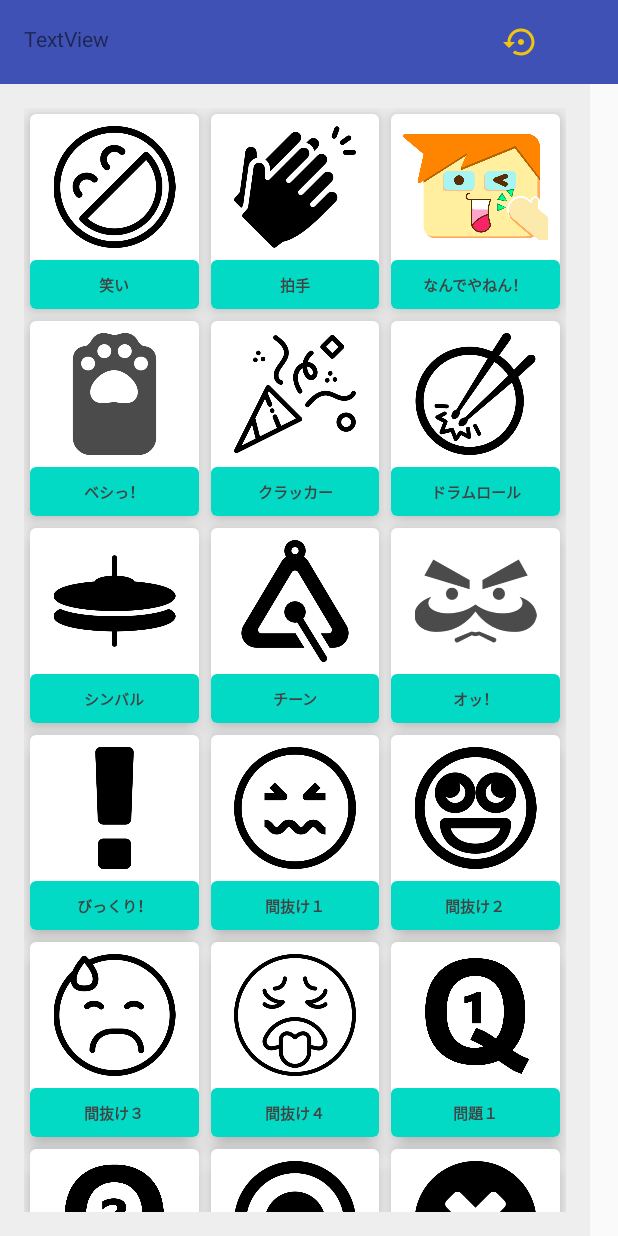
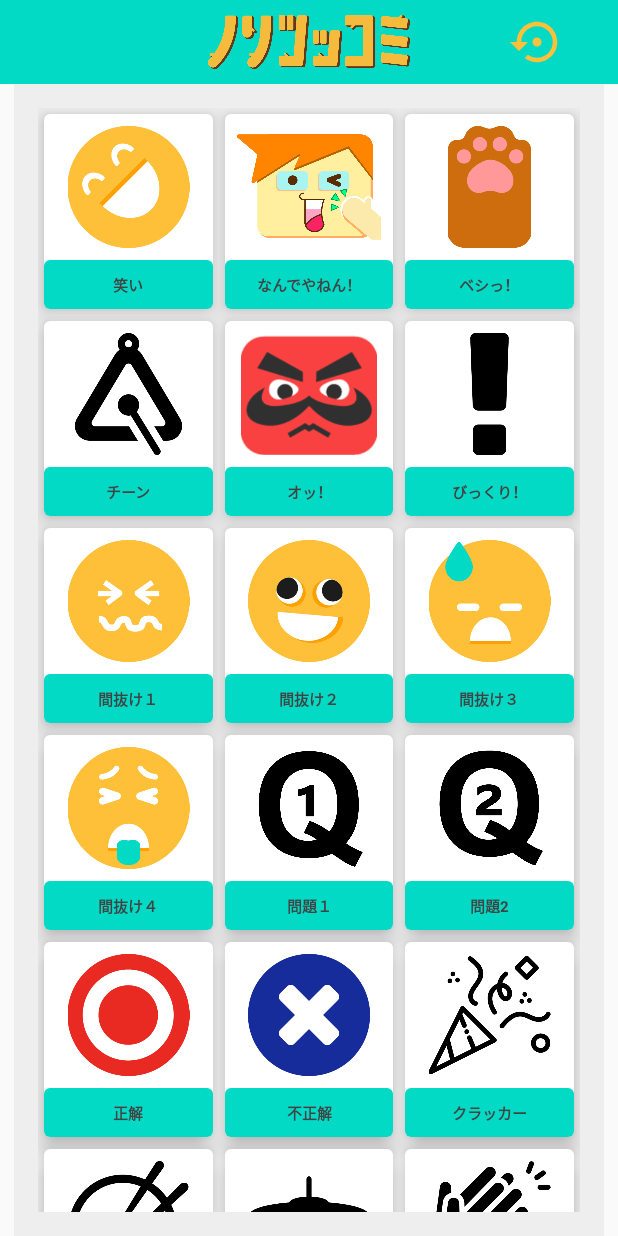
Before and after one commit to SusaHitomi/Noritukkomi, an Android app: the screen it shows after launch (MainActivity), on a phone screen of 412 x 824 dp. Run offline under Robolectric (Android 15) with nearby library versions, the phone set to English and light mode, and no system bars.

Commit message:
アイコンのデザイン追加

```diff
--- a/app/src/main/java/com/kayosystem/honki/chapter02/d1/Sound.java
+++ b/app/src/main/java/com/kayosystem/honki/chapter02/d1/Sound.java
@@ -6,16 +6,11 @@ import android.media.SoundPool;
 
 public enum Sound {    // enumは決まった組み合わせをそのままセットにするもの
     Laugh("笑い", R.drawable.laugh,R.raw.laugh),    //new Sound("笑い", R.drawable.idea);
-    Clap("拍手", R.drawable.clap, R.raw.cheer),
     Vaudeville("なんでやねん！",R.drawable.nannde,R.raw.nandeyanen),
     Cat("ベシっ！",R.drawable.cat,R.raw.bisi),
-    Cracker("クラッカー", R.drawable.cracker, R.raw.cheer),
-    Drum("ドラムロール", R.drawable.drum, R.raw.roll),
-    Cymbal("シンバル", R.drawable.cymbal, R.raw.roll_finish1),
     Bing("チーン",R.drawable.triangle,R.raw.tin1),
     Man("オッ！",R.drawable.man,R.raw.man),
     Exclamation("びっくり！", R.drawable.exclamation, R.raw.betoben),
-
     Stupid1("間抜け１",R.drawable.sick,R.raw.stupid1),
     Stupid2("間抜け２", R.drawable.dumb, R.raw.stupid2),
     Stupid3("間抜け３",R.drawable.sad,R.raw.stupid3),
@@ -23,7 +18,11 @@ public enum Sound {    // enumは決まった組み合わせをそのままセ
     Question1("問題１",R.drawable.question1,R.raw.question1),
     Question2("問題2",R.drawable.question2,R.raw.question2),
     Correct("正解",R.drawable.circle,R.raw.correct),
-    Incorrect("不正解",R.drawable.wrong,R.raw.correctno);
+    Incorrect("不正解",R.drawable.wrong,R.raw.correctno),
+    Cracker("クラッカー", R.drawable.cracker, R.raw.cheer),
+    Drum("ドラムロール", R.drawable.drum, R.raw.roll),
+    Cymbal("シンバル", R.drawable.cymbal, R.raw.roll_finish1),
+    Clap("拍手", R.drawable.clap, R.raw.cheer);
 
 
 
--- a/app/src/main/res/drawable/ic_settings_backup_restore_black_24dp.xml
+++ b/app/src/main/res/drawable/ic_settings_backup_restore_black_24dp.xml
@@ -1,5 +1,10 @@
-<vector android:height="24dp" android:tint="#F1C40F"
-    android:viewportHeight="24.0" android:viewportWidth="24.0"
-    android:width="24dp" xmlns:android="http://schemas.android.com/apk/res/android">
-    <path android:fillColor="#FF000000" android:pathData="M14,12c0,-1.1 -0.9,-2 -2,-2s-2,0.9 -2,2 0.9,2 2,2 2,-0.9 2,-2zM12,3c-4.97,0 -9,4.03 -9,9L0,12l4,4 4,-4L5,12c0,-3.87 3.13,-7 7,-7s7,3.13 7,7 -3.13,7 -7,7c-1.51,0 -2.91,-0.49 -4.06,-1.3l-1.42,1.44C8.04,20.3 9.94,21 12,21c4.97,0 9,-4.03 9,-9s-4.03,-9 -9,-9z"/>
+<vector xmlns:android="http://schemas.android.com/apk/res/android"
+    android:width="24dp"
+    android:height="24dp"
+    android:tint="#FFC039"
+    android:viewportHeight="24.0"
+    android:viewportWidth="24.0">
+    <path
+        android:fillColor="#FF000000"
+        android:pathData="M14,12c0,-1.1 -0.9,-2 -2,-2s-2,0.9 -2,2 0.9,2 2,2 2,-0.9 2,-2zM12,3c-4.97,0 -9,4.03 -9,9L0,12l4,4 4,-4L5,12c0,-3.87 3.13,-7 7,-7s7,3.13 7,7 -3.13,7 -7,7c-1.51,0 -2.91,-0.49 -4.06,-1.3l-1.42,1.44C8.04,20.3 9.94,21 12,21c4.97,0 9,-4.03 9,-9s-4.03,-9 -9,-9z" />
 </vector>
--- a/app/src/main/res/layout/activity_main.xml
+++ b/app/src/main/res/layout/activity_main.xml
@@ -20,33 +20,35 @@
             android:id="@+id/toolbar"
             android:layout_width="match_parent"
             android:layout_height="wrap_content"
-            android:background="?attr/colorPrimary"
+            android:background="#03DAC6"
             android:minHeight="?attr/actionBarSize"
             android:theme="?attr/actionBarTheme">
 
             <LinearLayout
                 android:layout_width="match_parent"
-                android:layout_height="wrap_content">
-
-                <TextView
-                    android:id="@+id/textView2"
-                    android:layout_width="wrap_content"
-                    android:layout_height="wrap_content"
-                    android:layout_weight="1"
-                    android:text="TextView" />
+                android:layout_height="36dp"
+                android:layout_marginRight="16dp">
 
                 <Space
-                    android:layout_width="wrap_content"
+                    android:layout_width="0dp"
                     android:layout_height="wrap_content"
                     android:layout_weight="1" />
 
+                <ImageView
+                    android:id="@+id/logo"
+                    android:layout_width="0dp"
+                    android:layout_height="match_parent"
+                    android:layout_weight="3"
+                    app:srcCompat="@drawable/logo" />
+
                 <ImageButton
                     android:id="@+id/imageButton"
-                    android:layout_width="wrap_content"
-                    android:layout_height="wrap_content"
+                    android:layout_width="0dp"
+                    android:layout_height="match_parent"
                     android:layout_weight="1"
                     android:background="@null"
                     android:onClick="reset"
+                    android:scaleType="fitCenter"
                     app:srcCompat="@drawable/ic_settings_backup_restore_black_24dp" />
             </LinearLayout>
         </android.support.v7.widget.Toolbar>
@@ -56,6 +58,7 @@
             android:id="@+id/recyclerview"
             android:layout_width="393dp"
             android:layout_height="match_parent"
+            android:layout_gravity="center_horizontal"
             android:background="#EEEEEE"
             android:padding="16dp"
             android:scrollbars="vertical"
--- a/build.gradle
+++ b/build.gradle
@@ -7,7 +7,7 @@ buildscript {
         jcenter()
     }
     dependencies {
-        classpath 'com.android.tools.build:gradle:3.1.1'
+        classpath 'com.android.tools.build:gradle:3.1.2'
 
 
         // NOTE: Do not place your application dependencies here; they belong
```
Also changed, not shown: app/src/main/res/drawable/cat.png, app/src/main/res/drawable/circle.png, app/src/main/res/drawable/dumb.png, app/src/main/res/drawable/feelings.png, app/src/main/res/drawable/laugh.png, app/src/main/res/drawable/logo.png (added), app/src/main/res/drawable/man.png, app/src/main/res/drawable/sad.png, app/src/main/res/drawable/shock.png, app/src/main/res/drawable/sick.png, app/src/main/res/drawable/wrong.png.
